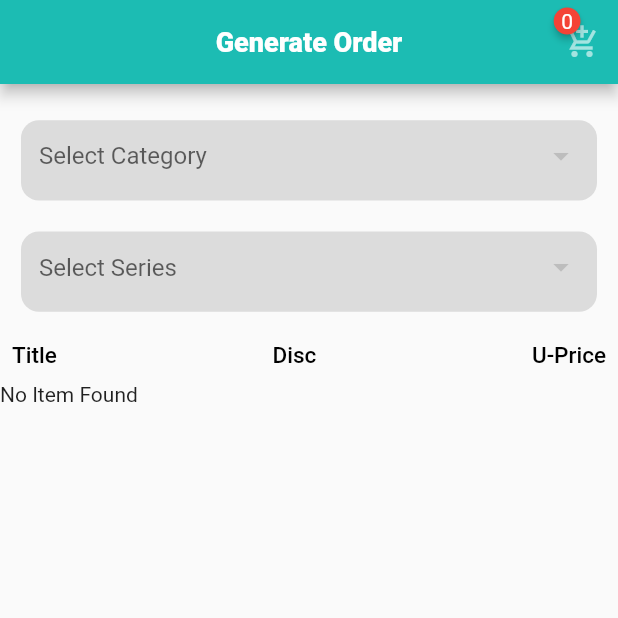
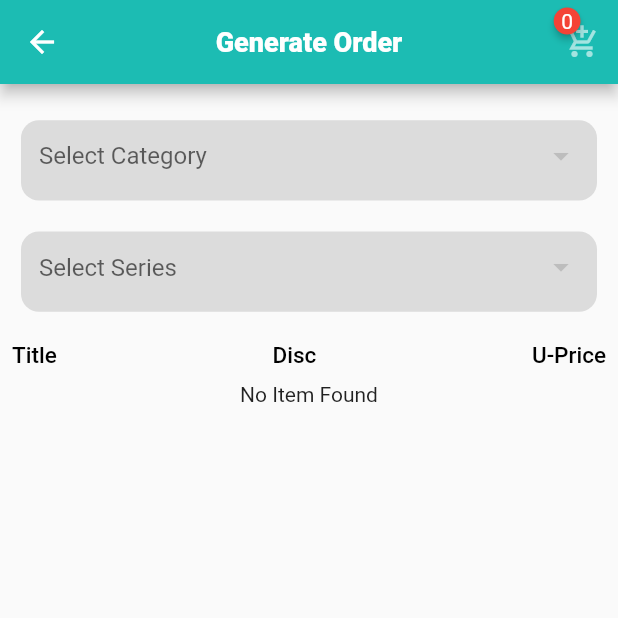
Before and after one commit to HamzaAmjad123/e_commerce, a Flutter app: the GenerateOrderScreen screen opened directly, on a phone screen of 412 x 824 dp, the top half of it. Run offline on Flutter 3.47's test engine with Material 2 defaults, Android fonts, the phone set to English and light mode, and no system bars; drawn by our look-alikes of badges; our stand-ins replace cached_network_image, get, lottie, shared_preferences; accounts and stored records are empty.

Commit message:
bug fix in genetrate order

```diff
--- a/lib/screens/generate_order/generate_order_screen.dart
+++ b/lib/screens/generate_order/generate_order_screen.dart
@@ -1,6 +1,5 @@
 import 'package:badges/badges.dart';
 import 'package:e_commerce/configs/text_style.dart';
-import 'package:e_commerce/helper_services/custom_snackbar.dart';
 import 'package:e_commerce/helper_widgets/items_widget.dart';
 import 'package:e_commerce/provider/items_provider.dart';
 import 'package:e_commerce/provider/series_provider.dart';
@@ -56,8 +55,6 @@ class _GenerateOrderScreenState extends State<GenerateOrderScreen> {
 
   int? selectedLevel;
 
-
-
   @override
   void updateLevel(int value) {
     setState(() {
@@ -95,11 +92,34 @@ class _GenerateOrderScreenState extends State<GenerateOrderScreen> {
   Widget build(BuildContext context) {
     width = MediaQuery.of(context).size.width;
     height = MediaQuery.of(context).size.height;
-    return Scaffold(
+    return WillPopScope(
+      onWillPop: () async {
+        sum = 0;
+        cart.clear();
+        dt.clear();
+        await Navigator.of(context);
+        // NavigationServices.goNextAndDoNotKeepHistory(
+        //   context: context,
+        //   widget:CashInHandWidget(),);
+        return true;
+      },
+      child: Scaffold(
         endDrawer: drawer(context),
         appBar: AppBar(
           backgroundColor: bgColor,
           centerTitle: true,
+          leading: IconButton(
+            icon: Icon(
+              Icons.arrow_back,
+              color: Colors.white,
+            ),
+            onPressed: () {
+              sum = 0;
+              cart.clear();
+              dt.clear();
+              Navigator.of(context);
+            },
+          ),
           actions: [
             Badge(
                 position: BadgePosition.topEnd(top: 1, end: 25),
@@ -227,13 +247,12 @@ class _GenerateOrderScreenState extends State<GenerateOrderScreen> {
                         updateSeries(newValue!);
                         setState(() {});
                         if (catSelected == true && seriesSelected == true) {
-                        print("calling api");
                           await _getAllItems();
-                        dt = Provider.of<ItemsProvider>(context, listen: false)
+                          dt =
+                              Provider.of<ItemsProvider>(context, listen: false)
                                   .itemsList!;
                         }
                       }
-                    print("Selected Category $selectedCat");
                     },
                     items: series.mySeries!.map((item) {
                       return DropdownMenuItem(
@@ -265,7 +284,7 @@ class _GenerateOrderScreenState extends State<GenerateOrderScreen> {
 
               Consumer<ItemsProvider>(builder: (context, item, _) {
                 return item.itemsList!.length == 0
-                  ? Container(
+                    ? Center(
                         child: Text("No Item Found"),
                       )
                     : Expanded(
@@ -293,6 +312,7 @@ class _GenerateOrderScreenState extends State<GenerateOrderScreen> {
                       );
               })
             ],
+          ),
         ),
       ),
     );
@@ -337,42 +357,89 @@ class _GenerateOrderScreenState extends State<GenerateOrderScreen> {
   }
 
   Widget drawer(BuildContext context) {
-    return Container(
+    return Scaffold(
+      appBar: AppBar(
+        title: Text(
+          "Cart",
+          style: TextStyle(color: Colors.white),
+        ),
+        backgroundColor: bgColor,
+      ),
+      bottomNavigationBar: Container(
+        color: Colors.white,
+        child: Row(
+          children: [
+            Container(
+              margin: EdgeInsets.only(left: 10),
+              height: 60,
+              width: MediaQuery.of(context).size.width * 0.45,
+              decoration: BoxDecoration(
+                border: Border.all(color: Colors.blueGrey),
+                borderRadius: BorderRadius.circular(10),
+              ),
+              // ignore: deprecated_member_use
+              child: Padding(
+                padding: const EdgeInsets.all(8.0),
+                child: Column(
+                  mainAxisAlignment: MainAxisAlignment.start,
+                  children: [
+                    sum > 0
+                        ? Expanded(
+                            child: Text(
+                              '${cartTotal}',
+                              style: TextStyle(
+                                  fontSize: 12, fontWeight: FontWeight.bold),
+                            ),
+                          )
+                        : Text("0.0",
+                            style: TextStyle(
+                                fontSize: 16, fontWeight: FontWeight.bold)),
+                    Text(
+                      'Total Amount',
+                      style:
+                          TextStyle(fontSize: 12, fontWeight: FontWeight.bold),
+                    ),
+                  ],
+                ),
+              ),
+            ),
+            Container(
+                margin: EdgeInsets.symmetric(horizontal: 10),
+                height: 60,
+                width: MediaQuery.of(context).size.width * 0.45,
+                decoration: BoxDecoration(
+                  border: Border.all(color: Colors.blueGrey),
+                  borderRadius: BorderRadius.circular(10),
+                  color: bgColor,
+                ),
+                // ignore: deprecated_member_use
+                child: Padding(
+                  padding: const EdgeInsets.all(5.0),
+                  child: MaterialButton(
+                    onPressed: () {
+                      _saveOrder();
+                    },
+                    child: Center(
+                      child: Text(
+                        'Finish Order',
+                        style: TextStyle(
+                          color: Colors.black,
+                          fontWeight: FontWeight.bold,
+                          fontSize: 16,
+                        ),
+                      ),
+                    ),
+                  ),
+                )),
+          ],
+        ),
+      ),
+      body: Container(
         width: double.infinity,
         child: Drawer(
-        child: Column(
-          mainAxisAlignment: MainAxisAlignment.start,
-          crossAxisAlignment: CrossAxisAlignment.start,
-          children: [
-            Container(
-                alignment: Alignment.center,
-                decoration: BoxDecoration(color: bgColor),
-                height: MediaQuery.of(context).size.height / 8.8,
-                width: double.infinity,
-                child: Row(
-                  mainAxisAlignment: MainAxisAlignment.start,
-                  crossAxisAlignment: CrossAxisAlignment.center,
-                  children: [
-                    IconButton(
-                        onPressed: () {
-                          Navigator.pop(context);
-                        },
-                        icon: Icon(
-                          Icons.arrow_back,
-                          color: whiteColor,
-                          size: 25.0,
-                        )),
-                    SizedBox(width: MediaQuery.of(context).size.width * 0.1),
-                    Text(
-                      "Order Cart",
-                      style: barStyle,
-                    ),
-                  ],
-                )),
-            cart.length == 0
-                ? Text("No Items Add into Cart")
-                : Expanded(
-                    child: SingleChildScrollView(
+          child: cart.length == 0
+              ? Center(child: Text("No Items Add into Cart"))
+              : SingleChildScrollView(
               child: ListView.builder(
                   itemCount: cart.length,
                   shrinkWrap: true,
@@ -386,8 +453,8 @@ class _GenerateOrderScreenState extends State<GenerateOrderScreen> {
                     return Container(
                       height: 100,
                       width: double.infinity,
-                            margin: EdgeInsets.symmetric(
-                                horizontal: 10, vertical: 5),
+                      margin:
+                          EdgeInsets.symmetric(horizontal: 10, vertical: 5),
                       padding: EdgeInsets.all(5),
                       child: Row(
                         mainAxisAlignment: MainAxisAlignment.spaceBetween,
@@ -405,16 +472,14 @@ class _GenerateOrderScreenState extends State<GenerateOrderScreen> {
                                     Image.asset("assets/images/book.jpg"),
                               ),
                               Column(
-                                      mainAxisAlignment:
-                                          MainAxisAlignment.start,
+                                mainAxisAlignment: MainAxisAlignment.start,
                                 crossAxisAlignment:
                                     CrossAxisAlignment.start,
                                 children: [
                                   Text(
                                     "${cart[index].name}",
                                     style: TextStyle(
-                                              color: Colors.black,
-                                              fontSize: 14),
+                                        color: Colors.black, fontSize: 14),
                                   ),
                                   Row(
                                     mainAxisAlignment:
@@ -441,7 +506,8 @@ class _GenerateOrderScreenState extends State<GenerateOrderScreen> {
                                       width: 150,
                                       child: TextFormField(
                                         keyboardType: TextInputType.number,
-                                            textInputAction: TextInputAction.done,
+                                        textInputAction:
+                                            TextInputAction.done,
                                         controller: cont[index],
                                         obscureText: false,
                                         decoration: InputDecoration(
@@ -450,19 +516,21 @@ class _GenerateOrderScreenState extends State<GenerateOrderScreen> {
                                           hintText: "Enter Quantity",
                                           label: Text("Enter Qty"),
                                         ),
-                                            onChanged: (value){
-                                              if (cont[index].value.text == "") {
-                                                _totalPriceList[index] = 0.0.toString();
-                                                cart[index].qty=0;
+                                        onChanged: (value) {
+                                          if (cont[index].value.text ==
+                                              "") {
+                                            _totalPriceList[index] =
+                                                0.0.toString();
+                                            cart[index].qty = 0;
                                             setState(() {});
-                                              }else{
-                                                cart[index].qty=int.parse(value.toString());
+                                          } else {
+                                            cart[index].qty =
+                                                int.parse(value.toString());
                                             cartTotal = getItemTotal(cart);
                                             setState(() {});
                                           }
                                         },
-                                          )
-                                        ),
+                                      )),
                                 ],
                               )
                             ],
@@ -471,11 +539,20 @@ class _GenerateOrderScreenState extends State<GenerateOrderScreen> {
                             children: [
                               InkResponse(
                                   onTap: () {
+                                    if (sum == 1) {
+                                      cart.removeAt(index);
+                                      cartTotal = getItemTotal(cart);
+                                      sum = sum-1;
+                                      cart.clear();
+                                      dt.clear();
+                                      setState(() {});
+                                    } else {
                                       //set stste need to change
                                       cart.removeAt(index);
                                       cartTotal = getItemTotal(cart);
-                                          sum=sum-1;
-                                          setState((){});
+                                      sum = sum - 1;
+                                      setState(() {});
+                                    }
                                   },
                                   child: Container(
                                     height: 25,
@@ -496,8 +573,7 @@ class _GenerateOrderScreenState extends State<GenerateOrderScreen> {
                                 style: TextStyle(
                                     color: bgColor,
                                     fontSize: 18,
-                                          fontWeight:
-                                          FontWeight.bold),
+                                    fontWeight: FontWeight.bold),
                               ),
                             ],
                           ),
@@ -505,86 +581,19 @@ class _GenerateOrderScreenState extends State<GenerateOrderScreen> {
                       ),
                     );
                   }),
-                  )),
-            Row(
-              children: [
-                Container(
-                  margin: EdgeInsets.only(left: 10),
-                  height: 60,
-                  width: MediaQuery.of(context).size.width*0.45,
-                  decoration: BoxDecoration(
-                    border: Border.all(color: Colors.blueGrey),
-                    borderRadius: BorderRadius.circular(10),
                 ),
-                  // ignore: deprecated_member_use
-                  child: Padding(
-                    padding: const EdgeInsets.all(8.0),
-                    child: Column(
-                      mainAxisAlignment: MainAxisAlignment.start,
-                      children: [
-                        sum > 0
-                            ? Expanded(
-                                child: Text(
-                                  '${cartTotal}',
-                                  style: TextStyle(
-                                      fontSize: 12,
-                                      fontWeight: FontWeight.bold),
-                                ),
-                              )
-                            : Text("0.0",
-                                style: TextStyle(
-                                    fontSize: 16,
-                                    fontWeight: FontWeight.bold)),
-                        Text(
-                          'Total Amount',
-                          style: TextStyle(
-                              fontSize: 12, fontWeight: FontWeight.bold),
-                        ),
-                      ],
-                    ),
-                  ),
-                ),
-                Container(
-                    margin: EdgeInsets.symmetric(horizontal: 10),
-                    height: 60,
-                    width: MediaQuery.of(context).size.width*0.45,
-                    decoration: BoxDecoration(
-                      border: Border.all(color: Colors.blueGrey),
-                      borderRadius: BorderRadius.circular(10),
-                      color: bgColor,
-                    ),
-                    // ignore: deprecated_member_use
-                    child: Padding(
-                      padding: const EdgeInsets.all(5.0),
-                      child: MaterialButton(
-                        onPressed: () {
-                          _saveOrder();
-                        },
-                        child: Center(
-                          child: Text(
-                            'Finish Order',
-                            style: TextStyle(
-                              color: Colors.black,
-                              fontWeight: FontWeight.bold,
-                              fontSize: 16,
-                            ),
-                          ),
-                        ),
-                      ),
-                    )),
-              ],
-            )
-          ],
         ),
       ),
     );
   }
 
   _saveOrder() async {
-    bool res = await SaveOrderServices().SaveOrder(context: context, list: cart);
+    bool res =
+        await SaveOrderServices().SaveOrder(context: context, list: cart);
     if (res == true) {
       cart.clear();
-      sum=0;
+      dt.clear();
+      sum = 0;
       NavigationServices.goNextAndDoNotKeepHistory(
           context: context,
           widget: BookSuccess(
```
Also changed, not shown: lib/screens/Auth/login_screen.dart (+9 -11 lines), lib/screens/home/home_screen.dart (+5 -5 lines), lib/screens/home/home_screen_widgets/cash_in_hand_widget.dart (renamed from lib/home_screen_widgets/cash_in_hand_widget.dart, +4 -4 lines), lib/screens/home/home_screen_widgets/generate_order_widget.dart (renamed from lib/home_screen_widgets/generate_order_widget.dart, +4 -7 lines), lib/screens/home/home_screen_widgets/pending_orders_widget.dart (renamed from lib/home_screen_widgets/pending_orders_widget.dart, +9 -10 lines). Lines whose indentation alone changed are shown as unchanged.
